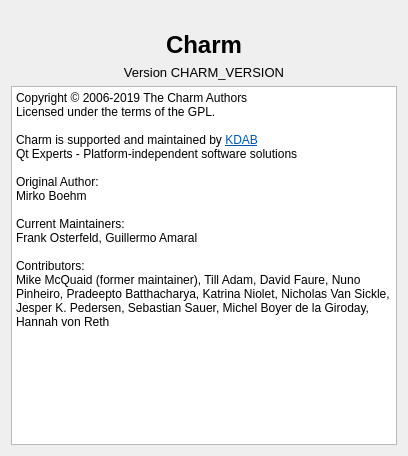
This is Charm/Widgets/CharmAboutDialog.ui in mkrus/Charm as Qt 5 draws it before an edit. The edited form follows.
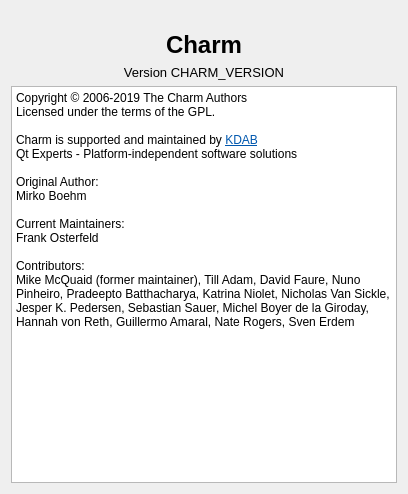
This is the edited form. Icons and pictures are not drawn.

Commit message:
Change use of term Events to Activities and Tasks to Project Codes
Task-Id: CHM-160

```diff
--- a/Charm/Widgets/CharmAboutDialog.ui
+++ b/Charm/Widgets/CharmAboutDialog.ui
@@ -7,7 +7,7 @@
     <x>0</x>
     <y>0</y>
     <width>408</width>
-    <height>456</height>
+    <height>494</height>
    </rect>
   </property>
   <property name="sizePolicy">
@@ -77,21 +77,21 @@
       <string>&lt;!DOCTYPE HTML PUBLIC &quot;-//W3C//DTD HTML 4.0//EN&quot; &quot;http://www.w3.org/TR/REC-html40/strict.dtd&quot;&gt;
 &lt;html&gt;&lt;head&gt;&lt;meta name=&quot;qrichtext&quot; content=&quot;1&quot; /&gt;&lt;style type=&quot;text/css&quot;&gt;
 p, li { white-space: pre-wrap; }
-&lt;/style&gt;&lt;/head&gt;&lt;body style=&quot; font-family:'.Lucida Grande UI'; font-size:13pt; font-weight:400; font-style:normal;&quot;&gt;
-&lt;p style=&quot; margin-top:0px; margin-bottom:0px; margin-left:0px; margin-right:0px; -qt-block-indent:0; text-indent:0px;&quot;&gt;&lt;span style=&quot; font-family:'Sans Serif'; font-size:9pt;&quot;&gt;Copyright © 2006-2019 The Charm Authors&lt;/span&gt;&lt;/p&gt;
-&lt;p style=&quot; margin-top:0px; margin-bottom:0px; margin-left:0px; margin-right:0px; -qt-block-indent:0; text-indent:0px;&quot;&gt;&lt;span style=&quot; font-family:'Sans Serif'; font-size:9pt;&quot;&gt;Licensed under the terms of the GPL.&lt;/span&gt;&lt;/p&gt;
-&lt;p style=&quot;-qt-paragraph-type:empty; margin-top:0px; margin-bottom:0px; margin-left:0px; margin-right:0px; -qt-block-indent:0; text-indent:0px; font-family:'Sans Serif'; font-size:9pt;&quot;&gt;&lt;br /&gt;&lt;/p&gt;
-&lt;p style=&quot; margin-top:0px; margin-bottom:0px; margin-left:0px; margin-right:0px; -qt-block-indent:0; text-indent:0px;&quot;&gt;&lt;span style=&quot; font-family:'Lucida Grande'; font-size:9pt;&quot;&gt;Charm is supported and maintained by &lt;/span&gt;&lt;a href=&quot;https://www.kdab.com&quot;&gt;&lt;span style=&quot; font-family:'Sans Serif'; font-size:9pt; text-decoration: underline; color:#0057ae;&quot;&gt;KDAB&lt;/span&gt;&lt;/a&gt;&lt;/p&gt;
-&lt;p style=&quot; margin-top:0px; margin-bottom:0px; margin-left:0px; margin-right:0px; -qt-block-indent:0; text-indent:0px;&quot;&gt;&lt;span style=&quot; font-family:'Sans Serif'; font-size:9pt;&quot;&gt;Qt Experts - Platform-independent software solutions&lt;/span&gt;&lt;/p&gt;
-&lt;p style=&quot;-qt-paragraph-type:empty; margin-top:0px; margin-bottom:0px; margin-left:0px; margin-right:0px; -qt-block-indent:0; text-indent:0px; font-family:'Lucida Grande'; font-size:9pt;&quot;&gt;&lt;br /&gt;&lt;/p&gt;
-&lt;p style=&quot; margin-top:0px; margin-bottom:0px; margin-left:0px; margin-right:0px; -qt-block-indent:0; text-indent:0px;&quot;&gt;&lt;span style=&quot; font-family:'Lucida Grande'; font-size:9pt;&quot;&gt;Original Author:&lt;/span&gt;&lt;/p&gt;
-&lt;p style=&quot; margin-top:0px; margin-bottom:0px; margin-left:0px; margin-right:0px; -qt-block-indent:0; text-indent:0px;&quot;&gt;&lt;span style=&quot; font-family:'Lucida Grande'; font-size:9pt;&quot;&gt;Mirko Boehm&lt;/span&gt;&lt;/p&gt;
-&lt;p style=&quot;-qt-paragraph-type:empty; margin-top:0px; margin-bottom:0px; margin-left:0px; margin-right:0px; -qt-block-indent:0; text-indent:0px; font-family:'Lucida Grande'; font-size:9pt;&quot;&gt;&lt;br /&gt;&lt;/p&gt;
-&lt;p style=&quot; margin-top:0px; margin-bottom:0px; margin-left:0px; margin-right:0px; -qt-block-indent:0; text-indent:0px;&quot;&gt;&lt;span style=&quot; font-family:'Lucida Grande'; font-size:9pt;&quot;&gt;Current Maintainers:&lt;/span&gt;&lt;/p&gt;
-&lt;p style=&quot; margin-top:0px; margin-bottom:0px; margin-left:0px; margin-right:0px; -qt-block-indent:0; text-indent:0px;&quot;&gt;&lt;span style=&quot; font-family:'Lucida Grande'; font-size:9pt;&quot;&gt;Frank Osterfeld, Guillermo Amaral&lt;/span&gt;&lt;/p&gt;
-&lt;p style=&quot;-qt-paragraph-type:empty; margin-top:0px; margin-bottom:0px; margin-left:0px; margin-right:0px; -qt-block-indent:0; text-indent:0px; font-family:'Lucida Grande'; font-size:9pt;&quot;&gt;&lt;br /&gt;&lt;/p&gt;
-&lt;p style=&quot; margin-top:0px; margin-bottom:0px; margin-left:0px; margin-right:0px; -qt-block-indent:0; text-indent:0px;&quot;&gt;&lt;span style=&quot; font-family:'Lucida Grande'; font-size:9pt;&quot;&gt;Contributors:&lt;/span&gt;&lt;/p&gt;
-&lt;p style=&quot; margin-top:0px; margin-bottom:0px; margin-left:0px; margin-right:0px; -qt-block-indent:0; text-indent:0px;&quot;&gt;&lt;span style=&quot; font-family:'Lucida Grande'; font-size:9pt;&quot;&gt;Mike McQuaid (former maintainer), Till Adam, David Faure, Nuno Pinheiro, Pradeepto Batthacharya, Katrina Niolet, Nicholas Van Sickle, Jesper K. Pedersen, Sebastian Sauer, Michel Boyer de la Giroday, Hannah von Reth&lt;/span&gt;&lt;/p&gt;&lt;/body&gt;&lt;/html&gt;</string>
+&lt;/style&gt;&lt;/head&gt;&lt;body style=&quot; font-family:'Sans Serif'; font-size:9pt; font-weight:400; font-style:normal;&quot;&gt;
+&lt;p style=&quot; margin-top:0px; margin-bottom:0px; margin-left:0px; margin-right:0px; -qt-block-indent:0; text-indent:0px;&quot;&gt;Copyright © 2006-2019 The Charm Authors&lt;/p&gt;
+&lt;p style=&quot; margin-top:0px; margin-bottom:0px; margin-left:0px; margin-right:0px; -qt-block-indent:0; text-indent:0px;&quot;&gt;Licensed under the terms of the GPL.&lt;/p&gt;
+&lt;p style=&quot;-qt-paragraph-type:empty; margin-top:0px; margin-bottom:0px; margin-left:0px; margin-right:0px; -qt-block-indent:0; text-indent:0px;&quot;&gt;&lt;br /&gt;&lt;/p&gt;
+&lt;p style=&quot; margin-top:0px; margin-bottom:0px; margin-left:0px; margin-right:0px; -qt-block-indent:0; text-indent:0px;&quot;&gt;&lt;span style=&quot; font-family:'Lucida Grande';&quot;&gt;Charm is supported and maintained by &lt;/span&gt;&lt;a href=&quot;http://www.kdab.com&quot;&gt;&lt;span style=&quot; text-decoration: underline; color:#0057ae;&quot;&gt;KDAB&lt;/span&gt;&lt;/a&gt;&lt;/p&gt;
+&lt;p style=&quot; margin-top:0px; margin-bottom:0px; margin-left:0px; margin-right:0px; -qt-block-indent:0; text-indent:0px;&quot;&gt;Qt Experts - Platform-independent software solutions&lt;/p&gt;
+&lt;p style=&quot;-qt-paragraph-type:empty; margin-top:0px; margin-bottom:0px; margin-left:0px; margin-right:0px; -qt-block-indent:0; text-indent:0px; font-family:'Lucida Grande';&quot;&gt;&lt;br /&gt;&lt;/p&gt;
+&lt;p style=&quot; margin-top:0px; margin-bottom:0px; margin-left:0px; margin-right:0px; -qt-block-indent:0; text-indent:0px;&quot;&gt;&lt;span style=&quot; font-family:'Lucida Grande';&quot;&gt;Original Author:&lt;/span&gt;&lt;/p&gt;
+&lt;p style=&quot; margin-top:0px; margin-bottom:0px; margin-left:0px; margin-right:0px; -qt-block-indent:0; text-indent:0px;&quot;&gt;&lt;span style=&quot; font-family:'Lucida Grande';&quot;&gt;Mirko Boehm&lt;/span&gt;&lt;/p&gt;
+&lt;p style=&quot;-qt-paragraph-type:empty; margin-top:0px; margin-bottom:0px; margin-left:0px; margin-right:0px; -qt-block-indent:0; text-indent:0px; font-family:'Lucida Grande';&quot;&gt;&lt;br /&gt;&lt;/p&gt;
+&lt;p style=&quot; margin-top:0px; margin-bottom:0px; margin-left:0px; margin-right:0px; -qt-block-indent:0; text-indent:0px;&quot;&gt;&lt;span style=&quot; font-family:'Lucida Grande';&quot;&gt;Current Maintainers:&lt;/span&gt;&lt;/p&gt;
+&lt;p style=&quot; margin-top:0px; margin-bottom:0px; margin-left:0px; margin-right:0px; -qt-block-indent:0; text-indent:0px;&quot;&gt;&lt;span style=&quot; font-family:'Lucida Grande';&quot;&gt;Frank Osterfeld&lt;/span&gt;&lt;/p&gt;
+&lt;p style=&quot;-qt-paragraph-type:empty; margin-top:0px; margin-bottom:0px; margin-left:0px; margin-right:0px; -qt-block-indent:0; text-indent:0px; font-family:'Lucida Grande';&quot;&gt;&lt;br /&gt;&lt;/p&gt;
+&lt;p style=&quot; margin-top:0px; margin-bottom:0px; margin-left:0px; margin-right:0px; -qt-block-indent:0; text-indent:0px;&quot;&gt;&lt;span style=&quot; font-family:'Lucida Grande';&quot;&gt;Contributors:&lt;/span&gt;&lt;/p&gt;
+&lt;p style=&quot; margin-top:0px; margin-bottom:0px; margin-left:0px; margin-right:0px; -qt-block-indent:0; text-indent:0px;&quot;&gt;&lt;span style=&quot; font-family:'Lucida Grande';&quot;&gt;Mike McQuaid (former maintainer), Till Adam, David Faure, Nuno Pinheiro, Pradeepto Batthacharya, Katrina Niolet, Nicholas Van Sickle, Jesper K. Pedersen, Sebastian Sauer, Michel Boyer de la Giroday, Hannah von Reth, Guillermo Amaral, Nate Rogers, Sven Erdem&lt;/span&gt;&lt;/p&gt;&lt;/body&gt;&lt;/html&gt;</string>
      </property>
      <property name="textInteractionFlags">
       <set>Qt::LinksAccessibleByKeyboard|Qt::LinksAccessibleByMouse|Qt::TextBrowserInteraction|Qt::TextSelectableByKeyboard|Qt::TextSelectableByMouse</set>
```
The commit also changes 13 other files.
